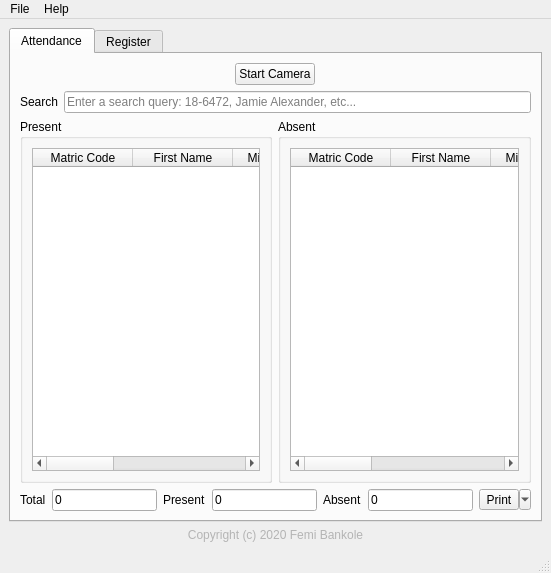
The window that ui/xrecog.ui (iTranscend/xRecog) describes before a commit, drawn with Qt 5.
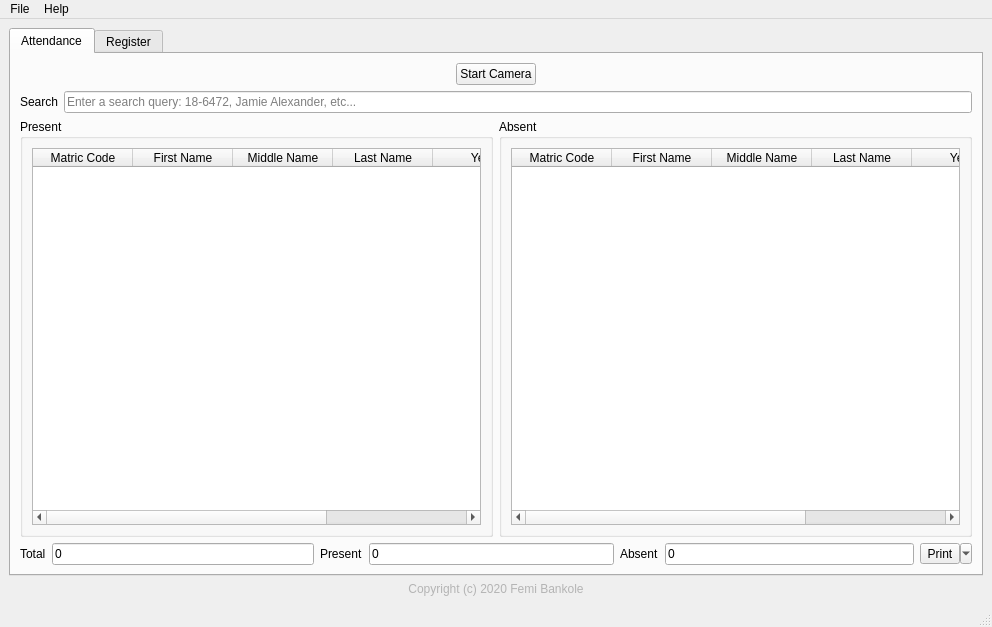
The same window after the commit. Icons and pictures are not drawn.

Commit message: Resize xrecog main window to be more upfront about its data

```diff
--- a/ui/xrecog.ui
+++ b/ui/xrecog.ui
@@ -7,8 +7,8 @@
    <rect>
     <x>0</x>
     <y>0</y>
-    <width>551</width>
-    <height>573</height>
+    <width>992</width>
+    <height>627</height>
    </rect>
   </property>
   <property name="sizePolicy">
@@ -639,8 +639,8 @@
     <rect>
      <x>0</x>
      <y>0</y>
-     <width>551</width>
-     <height>30</height>
+     <width>992</width>
+     <height>29</height>
     </rect>
    </property>
    <widget class="QMenu" name="menuFile">
```
